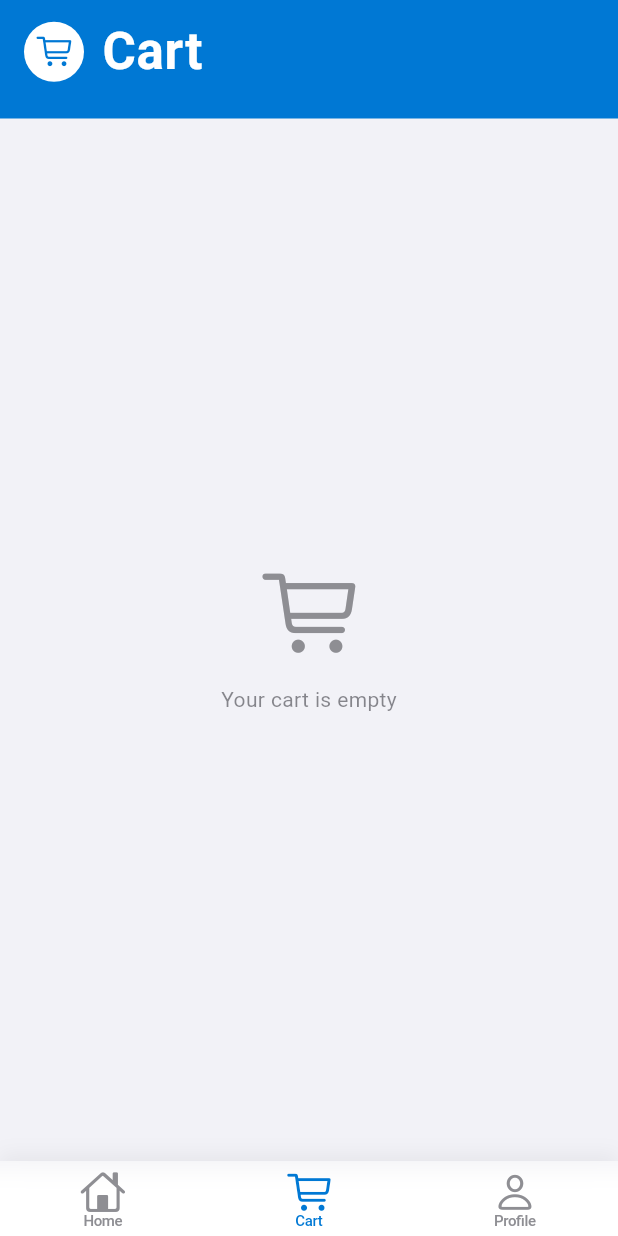
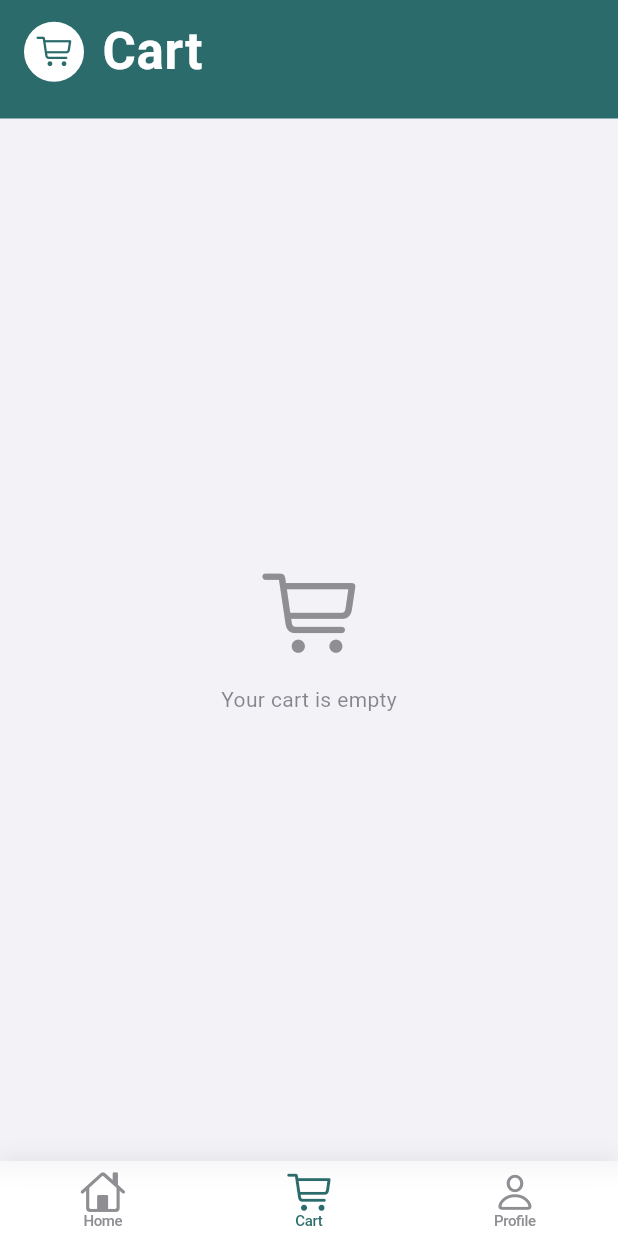
Before and after one commit to panayotisp/la-fourchette, a Flutter app: the EmployeeHomeScaffold screen opened by its route, item 2 of the bottom bar chosen, after a tap on "Home", after a tap on "Cart", on a phone screen of 412 x 824 dp. Run offline on Flutter 3.47's test engine with Material 3 defaults, Android fonts, the phone set to English and light mode, and no system bars; our stand-ins replace equatable, flutter_animate, flutter_local_notifications, flutter_riverpod, go_router, riverpod_annotation; generated files the repository leaves out were written again; network calls fail; Roboto replaces fonts that are missing (SF Pro Display).

Commit message:
Color theme and day selector

```diff
--- a/lib/src/common/theme/app_theme.dart
+++ b/lib/src/common/theme/app_theme.dart
@@ -2,7 +2,11 @@ import 'package:flutter/cupertino.dart';
 import 'package:flutter/material.dart';
 
 class AppTheme {
-  static const Color primaryColor = Color(0xFF007AFF); // iOS Blue
+  // Brand Colors
+  static const Color darkGreen = Color(0xFF2C6B6B); // Primary dark teal green
+  static const Color lightGreen = Color(0xFFB4FF39); // Accent lime green
+
+  static const Color primaryColor = darkGreen; // Changed from blue to dark green
   static const Color secondaryColor = Color(0xFF5856D6); // iOS Purple
   static const Color scaffoldBackgroundColor = CupertinoColors.systemGroupedBackground;
 
--- a/lib/src/common/widgets/outlook_header.dart
+++ b/lib/src/common/widgets/outlook_header.dart
@@ -25,7 +25,7 @@ class OutlookHeader extends StatelessWidget {
       padding: EdgeInsets.only(top: topPadding + 10, bottom: 20, left: 16, right: 16),
       width: double.infinity,
       decoration: const BoxDecoration(
-        color: Color(0xFF0078D4), // Outlook Blue
+        color: Color(0xFF2C6B6B), // Dark Green
       ),
       child: Column(
         crossAxisAlignment: CrossAxisAlignment.start,
@@ -52,7 +52,7 @@ class OutlookHeader extends StatelessWidget {
                         color: Colors.white,
                         shape: BoxShape.circle,
                       ),
-                      child: Icon(icon, color: const Color(0xFF0078D4), size: 24),
+                      child: Icon(icon, color: const Color(0xFF2C6B6B), size: 24),
                     ),
                     const SizedBox(width: 12),
                   ],
--- a/lib/src/features/cart/presentation/cart_screen.dart
+++ b/lib/src/features/cart/presentation/cart_screen.dart
@@ -125,7 +125,7 @@ class CartScreen extends ConsumerWidget {
                                             decoration: BoxDecoration(
                                               color: firstItem.orderType == ReservationOrderType.pickup
                                                   ? CupertinoColors.systemOrange.withOpacity(0.1)
-                                                  : CupertinoColors.activeBlue.withOpacity(0.1),
+                                                  : const Color(0xFF2C6B6B).withOpacity(0.1),
                                               borderRadius: BorderRadius.circular(4),
                                             ),
                                             child: Text(
@@ -135,7 +135,7 @@ class CartScreen extends ConsumerWidget {
                                                 fontWeight: FontWeight.w600,
                                                 color: firstItem.orderType == ReservationOrderType.pickup
                                                     ? CupertinoColors.systemOrange
-                                                    : CupertinoColors.activeBlue,
+                                                    : const Color(0xFF2C6B6B),
                                               ),
                                             ),
                                           ),
@@ -177,14 +177,15 @@ class CartScreen extends ConsumerWidget {
                               mainAxisAlignment: MainAxisAlignment.spaceBetween,
                               children: [
                                 const Text('Total', style: TextStyle(fontSize: 20, fontWeight: FontWeight.bold)),
-                                Text('€${total.toStringAsFixed(2)}', style: const TextStyle(fontSize: 20, fontWeight: FontWeight.bold, color: CupertinoColors.activeBlue)),
+                                Text('€${total.toStringAsFixed(2)}', style: const TextStyle(fontSize: 20, fontWeight: FontWeight.bold, color: Color(0xFF2C6B6B))),
                               ],
                             ),
                             const SizedBox(height: 16),
                             SizedBox(
                               width: double.infinity,
-                              child: CupertinoButton.filled(
-                                child: const Text('Checkout', style: TextStyle(fontWeight: FontWeight.bold)),
+                              child: CupertinoButton(
+                                color: const Color(0xFF2C6B6B), // Dark Green
+                                borderRadius: BorderRadius.circular(12),
                                 onPressed: () {
                                   // Checkout Flow
                                 showCupertinoModalPopup(
@@ -257,6 +258,7 @@ class CartScreen extends ConsumerWidget {
                                   ),
                                 );
                               },
+                              child: const Text('Checkout', style: TextStyle(fontWeight: FontWeight.bold, color: Colors.white)),
                               ),
                             ),
                           ],
--- a/lib/src/features/home/presentation/employee_home_scaffold.dart
+++ b/lib/src/features/home/presentation/employee_home_scaffold.dart
@@ -62,7 +62,7 @@ class _EmployeeHomeScaffoldState extends ConsumerState<EmployeeHomeScaffold> {
               _currentIndex = index;
             });
           },
-          activeColor: const Color(0xFF0078D4), // Match Outlook Blue
+          activeColor: const Color(0xFF2C6B6B), // Dark Green
           inactiveColor: CupertinoColors.systemGrey,
           items: [
             const BottomNavigationBarItem(
--- a/lib/src/features/menu/presentation/menu_screen.dart
+++ b/lib/src/features/menu/presentation/menu_screen.dart
@@ -81,26 +81,45 @@ class _MenuScreenState extends ConsumerState<MenuScreen> {
             bottomWidget: Container(
               height: 40,
               decoration: BoxDecoration(
-                color: const Color(0xFF005A9E), // Darker Blue for background
+                color: const Color(0xFFB4FF39), // Light Green for background
                 borderRadius: BorderRadius.circular(20),
               ),
               padding: const EdgeInsets.all(2),
-              child: Row(
+              child: Stack(
+                children: [
+                  // Animated sliding indicator
+                  AnimatedAlign(
+                    duration: const Duration(milliseconds: 250),
+                    curve: Curves.easeInOut,
+                    alignment: Alignment(
+                      -1 + (2 * _selectedDay.index / (DayOfWeek.values.length - 1)),
+                      0,
+                    ),
+                    child: FractionallySizedBox(
+                      widthFactor: 1 / DayOfWeek.values.length,
+                      child: Container(
+                        margin: const EdgeInsets.all(0),
+                        decoration: BoxDecoration(
+                          color: Colors.white,
+                          borderRadius: BorderRadius.circular(18),
+                        ),
+                      ),
+                    ),
+                  ),
+                  // Day labels
+                  Row(
                     children: DayOfWeek.values.map((day) {
                       final isSelected = _selectedDay == day;
                       return Expanded(
                         child: GestureDetector(
+                          behavior: HitTestBehavior.opaque,
                           onTap: () => setState(() => _selectedDay = day),
                           child: Container(
                             alignment: Alignment.center,
-                        decoration: BoxDecoration(
-                          color: isSelected ? Colors.white : Colors.transparent,
-                          borderRadius: BorderRadius.circular(18),
-                        ),
                             child: Text(
                               isWide ? day.displayName : _getShortDayName(day),
                               style: TextStyle(
-                            color: isSelected ? const Color(0xFF0078D4) : Colors.white.withValues(alpha: 0.9),
+                                color: isSelected ? const Color(0xFF2C6B6B) : const Color(0xFF2C6B6B).withOpacity(0.7),
                                 fontWeight: FontWeight.w600,
                                 fontSize: 13,
                               ),
@@ -109,6 +128,8 @@ class _MenuScreenState extends ConsumerState<MenuScreen> {
                         ),
                       );
                     }).toList(),
+                  ),
+                ],
               ),
             ),
           ),
--- a/lib/src/features/profile/presentation/help_support_screen.dart
+++ b/lib/src/features/profile/presentation/help_support_screen.dart
@@ -126,7 +126,7 @@ class HelpSupportScreen extends StatelessWidget {
           color: CupertinoColors.systemGrey6,
           borderRadius: BorderRadius.circular(8),
         ),
-        child: Icon(icon, color: CupertinoColors.activeBlue, size: 24),
+        child: Icon(icon, color: const Color(0xFF2C6B6B), size: 24),
       ),
       title: Text(
         title,
```
Also changed, not shown: lib/src/features/menu/presentation/daily_menu_list.dart (+7 -7 lines), lib/src/features/menu/presentation/food_detail_sheet.dart (+4 -4 lines). Lines whose indentation alone changed are shown as unchanged.
